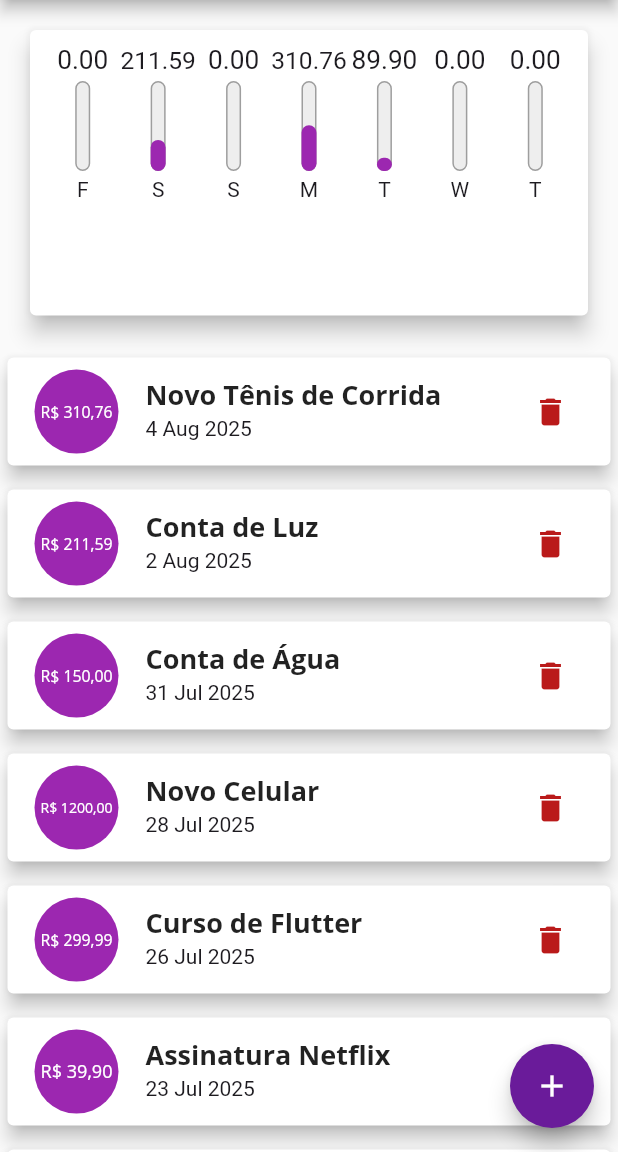
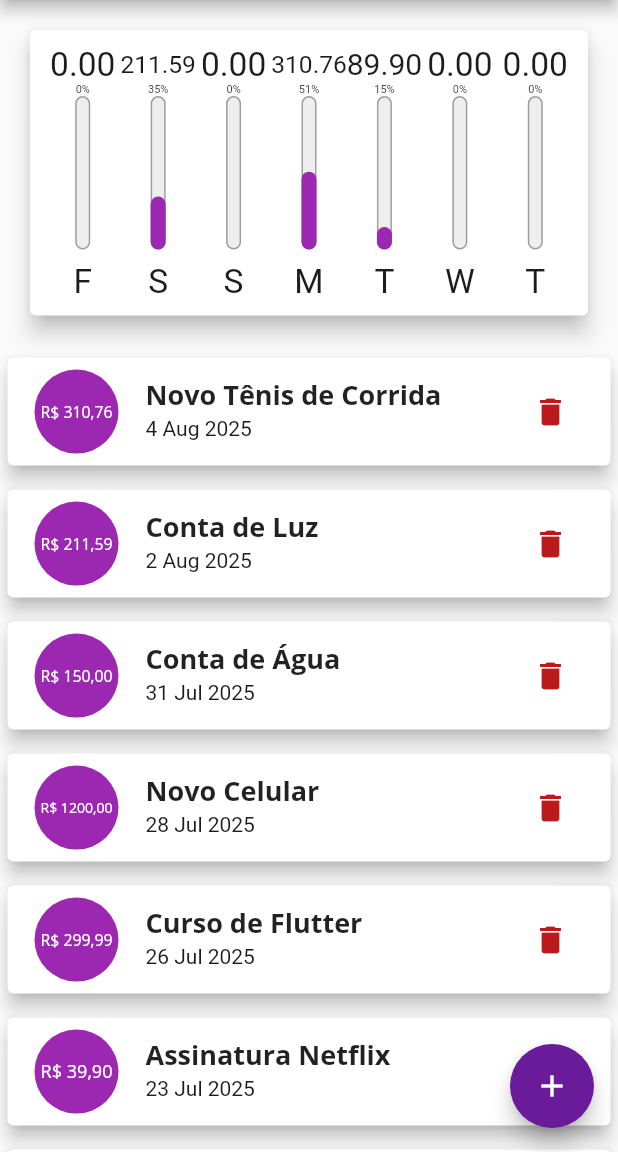
Before and after one commit to VitorLucas98/despesas_pessoais_app, a Flutter app: the screen it shows after launch, on a phone screen of 412 x 824 dp, the part 84-1236 px from its top. Run offline on Flutter 3.47's test engine with Material 3 defaults, Android fonts, the phone set to English and light mode, and no system bars.

Commit message:
altura do grafico dinamico

```diff
--- a/lib/components/chart/chart_bar.dart
+++ b/lib/components/chart/chart_bar.dart
@@ -12,20 +12,27 @@ class ChartBar extends StatelessWidget {
     super.key,
   });
 
-
   @override
   Widget build(BuildContext context) {
+    return LayoutBuilder(
+      builder: (ctx, constraints) {
         return Column(
           children: [
             Container(
-          height: 20,
+              height: constraints.maxHeight * 0.15,
+              child: FittedBox(child: Text("${value.toStringAsFixed(2)}")),
+            ),
+            SizedBox(
+              height: constraints.maxHeight * 0.05,
               child: FittedBox(
-            child:
-            Text("${value.toStringAsFixed(2)}")),
+                child: Text(
+                  "${(percentage * 100).toStringAsFixed(0)}%",
+                  style: TextStyle(fontSize: 12),
                 ),
-        const SizedBox(height: 4),
-        Container(
-          height: 60,
+              ),
+            ),
+            SizedBox(
+              height: constraints.maxHeight * 0.6,
               width: 10,
               child: Stack(
                 alignment: Alignment.bottomCenter,
@@ -45,13 +52,19 @@ class ChartBar extends StatelessWidget {
                         borderRadius: BorderRadius.circular(5),
                       ),
                     ),
-              )
+                  ),
                 ],
               ),
             ),
-        SizedBox(height: 4),
-        Text(label),
+            SizedBox(height: constraints.maxHeight * 0.05),
+            SizedBox(
+              height: constraints.maxHeight * 0.15,
+              child: FittedBox(
+                child: Text(label),
+              ),),
           ],
+        );
+      },
     );
   }
 }
```
Lines whose indentation alone changed are shown as unchanged.
